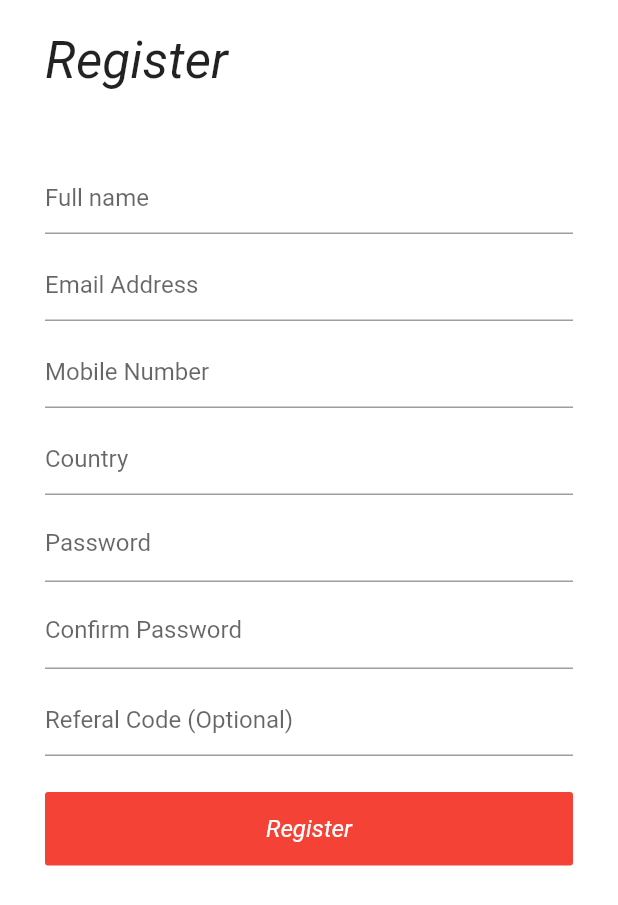
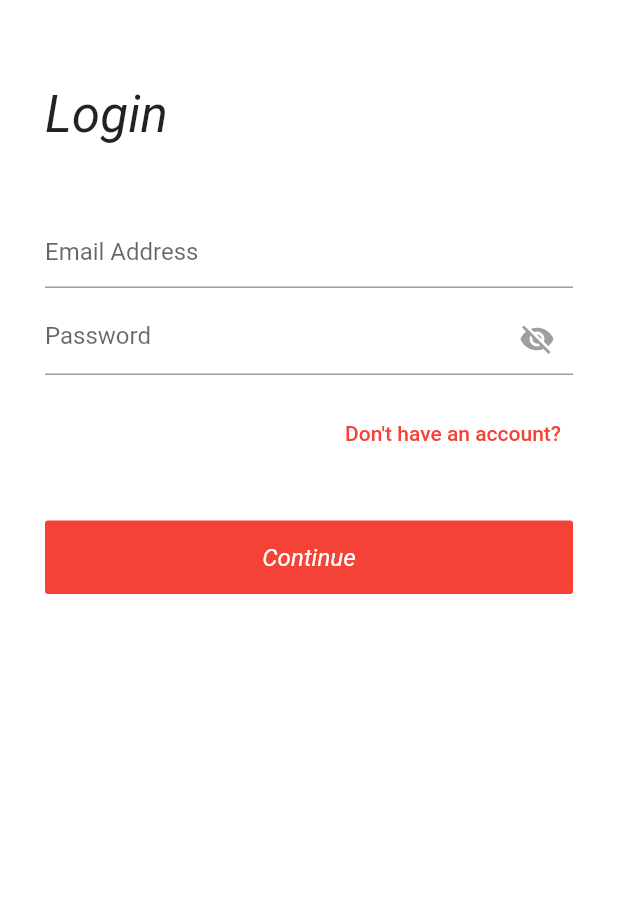
Before and after one commit to wesleyschneider/cwi-flutter, a Flutter app: the screen it shows after launch, on a phone screen of 412 x 824 dp. Shown: the top 905 px of the screen. Run offline on Flutter 3.47's test engine with Material 2 defaults, Android fonts, the phone set to English and light mode, and no system bars.

Commit message:
Exercicio: Cadastro usuário, páginas login e verificação de código

```diff
--- a/cadastro_usuarios/lib/main.dart
+++ b/cadastro_usuarios/lib/main.dart
@@ -1,4 +1,6 @@
+import 'package:cadastro_usuarios/pages/login.page.dart';
 import 'package:cadastro_usuarios/pages/register.page.dart';
+import 'package:cadastro_usuarios/pages/verify_code.page.dart';
 import 'package:flutter/material.dart';
 
 void main() {
@@ -11,11 +13,22 @@ class MyApp extends StatelessWidget {
   @override
   Widget build(BuildContext context) {
     return MaterialApp(
-      title: 'Flutter Demo',
+      title: 'User registration',
       theme: ThemeData(
         primarySwatch: Colors.red,
       ),
-      home: const RegisterPage(),
+      initialRoute: LoginPage.route,
+      routes: {
+        LoginPage.route: (context) => const LoginPage(),
+        RegisterPage.route: (context) => RegisterPage(
+              args: ModalRoute.of(context)!.settings.arguments
+                  as RegisterPageArguments,
+            ),
+        VerifyCodePage.route: (context) => VerifyCodePage(
+              args: ModalRoute.of(context)!.settings.arguments
+                  as VerifyCodePageArguments,
+            ),
+      },
     );
   }
 }
--- /dev/null
+++ b/cadastro_usuarios/lib/pages/login.page.dart
@@ -0,0 +1,104 @@
+import 'package:cadastro_usuarios/pages/register.page.dart';
+import 'package:cadastro_usuarios/widgets/button.widget.dart';
+import 'package:cadastro_usuarios/widgets/text_input_form.widget.dart';
+import 'package:cadastro_usuarios/widgets/title_page.widget.dart';
+import 'package:flutter/material.dart';
+import 'dart:developer' as dev;
+
+class LoginPage extends StatefulWidget {
+  static const String route = 'login_page';
+
+  const LoginPage({Key? key}) : super(key: key);
+
+  @override
+  _LoginPageState createState() => _LoginPageState();
+}
+
+class _LoginPageState extends State<LoginPage> {
+  final _formKey = GlobalKey<FormState>();
+  final TextEditingController _emailController = TextEditingController();
+  final TextEditingController _passwordController = TextEditingController();
+
+  _login() {
+    dev.log('email: ' + _emailController.text, name: runtimeType.toString());
+    dev.log('password: ' + _passwordController.text,
+        name: runtimeType.toString());
+  }
+
+  @override
+  Widget build(BuildContext context) {
+    return Scaffold(
+      backgroundColor: Colors.white,
+      appBar: AppBar(
+        elevation: 0,
+        backgroundColor: Colors.white,
+        foregroundColor: Colors.grey,
+      ),
+      body: SingleChildScrollView(
+        child: SafeArea(
+          child: Container(
+            padding: const EdgeInsets.symmetric(horizontal: 30),
+            child: Form(
+              key: _formKey,
+              child: Column(
+                crossAxisAlignment: CrossAxisAlignment.start,
+                children: [
+                  TitlePageWidget(label: 'Login'),
+                  SizedBox(height: 48),
+                  TextInputFormWidget(
+                    label: 'Email Address',
+                    controller: _emailController,
+                    keyboardType: TextInputType.emailAddress,
+                    validator: (text) {
+                      if (text == null || text.isEmpty) {
+                        return 'Required field';
+                      }
+                    },
+                  ),
+                  SizedBox(
+                    height: 10,
+                  ),
+                  TextInputFormWidget(
+                    label: 'Password',
+                    itsPassword: true,
+                    controller: _passwordController,
+                    validator: (text) {
+                      if (text == null || text.length < 3) {
+                        return 'Invalid password';
+                      }
+                    },
+                  ),
+                  SizedBox(height: 15),
+                  Align(
+                    alignment: Alignment.centerRight,
+                    child: TextButton(
+                      onPressed: () {
+                        Navigator.pushNamed(
+                          context,
+                          RegisterPage.route,
+                          arguments: RegisterPageArguments(
+                            initialEmail: _emailController.text,
+                          ),
+                        );
+                      },
+                      child: Text("Don't have an account?"),
+                    ),
+                  ),
+                  SizedBox(height: 34),
+                  ButtonWidget(
+                    onTap: () {
+                      bool isValid = _formKey.currentState?.validate() ?? false;
+
+                      if (isValid) _login();
+                    },
+                    title: 'Continue',
+                  )
+                ],
+              ),
+            ),
+          ),
+        ),
+      ),
+    );
+  }
+}
--- a/cadastro_usuarios/lib/pages/register.page.dart
+++ b/cadastro_usuarios/lib/pages/register.page.dart
@@ -1,16 +1,21 @@
+import 'package:cadastro_usuarios/pages/verify_code.page.dart';
+import 'package:cadastro_usuarios/widgets/button.widget.dart';
+import 'package:cadastro_usuarios/widgets/text_input_form.widget.dart';
+import 'package:cadastro_usuarios/widgets/title_page.widget.dart';
 import 'package:flutter/material.dart';
 import 'dart:developer' as dev;
 
-class RegisterPage extends StatefulWidget {
-  const RegisterPage({Key? key}) : super(key: key);
+class RegisterPageArguments {
+  final String? initialEmail;
 
-  @override
-  _RegisterPageState createState() => _RegisterPageState();
+  RegisterPageArguments({
+    this.initialEmail,
+  });
 }
 
-class _RegisterPageState extends State<RegisterPage> {
-  bool _isHiddenPass = false;
-  bool _isHiddenConfirmPass = false;
+class RegisterPage extends StatelessWidget {
+  static const String route = 'register_page';
+  final RegisterPageArguments args;
 
   final _formKey = GlobalKey<FormState>();
   final TextEditingController _nameController = TextEditingController();
@@ -24,8 +29,8 @@ class _RegisterPageState extends State<RegisterPage> {
 
   List<Widget> buildInputsForm() {
     return [
-      TextFormField(
-        decoration: const InputDecoration(hintText: 'Full name'),
+      TextInputFormWidget(
+        label: 'Full name',
         controller: _nameController,
         validator: (text) {
           if (text == null || text.isEmpty) {
@@ -36,8 +41,9 @@ class _RegisterPageState extends State<RegisterPage> {
       SizedBox(
         height: 10,
       ),
-      TextFormField(
-        decoration: const InputDecoration(hintText: 'Email Address'),
+      TextInputFormWidget(
+        label: 'Email Address',
+        initialValue: args.initialEmail,
         controller: _emailController,
         keyboardType: TextInputType.emailAddress,
         validator: (text) {
@@ -49,8 +55,8 @@ class _RegisterPageState extends State<RegisterPage> {
       SizedBox(
         height: 10,
       ),
-      TextFormField(
-        decoration: const InputDecoration(hintText: 'Mobile Number'),
+      TextInputFormWidget(
+        label: 'Mobile Number',
         controller: _mobileController,
         keyboardType: TextInputType.phone,
         validator: (text) {
@@ -62,8 +68,8 @@ class _RegisterPageState extends State<RegisterPage> {
       SizedBox(
         height: 10,
       ),
-      TextFormField(
-        decoration: const InputDecoration(hintText: 'Country'),
+      TextInputFormWidget(
+        label: 'Country',
         controller: _countryController,
         validator: (text) {
           if (text == null || text.isEmpty) {
@@ -74,60 +80,34 @@ class _RegisterPageState extends State<RegisterPage> {
       SizedBox(
         height: 10,
       ),
-      TextFormField(
-        obscureText: _isHiddenPass,
+      TextInputFormWidget(
+        label: 'Password',
+        itsPassword: true,
         controller: _passwordController,
         validator: (text) {
           if (text == null || text.length < 3) {
             return 'Invalid password';
           }
         },
-        decoration: InputDecoration(
-          hintText: 'Password',
-          suffixIcon: GestureDetector(
-            onTap: () {
-              setState(() {
-                _isHiddenPass = !_isHiddenPass;
-              });
-            },
-            child: Icon(
-              _isHiddenPass ? Icons.visibility_off : Icons.visibility,
-              color: Colors.white,
-            ),
-          ),
-        ),
       ),
       SizedBox(
         height: 10,
       ),
-      TextFormField(
-        obscureText: _isHiddenConfirmPass,
+      TextInputFormWidget(
+        label: 'Confirm Password',
+        itsPassword: true,
         controller: _passwordConfirmationController,
         validator: (text) {
           if (text == null || text.length < 3) {
-            return 'invalid password';
+            return 'Invalid password';
           }
         },
-        decoration: InputDecoration(
-          hintText: 'Confirm Password',
-          suffixIcon: GestureDetector(
-            onTap: () {
-              setState(() {
-                _isHiddenConfirmPass = !_isHiddenConfirmPass;
-              });
-            },
-            child: Icon(
-              _isHiddenConfirmPass ? Icons.visibility_off : Icons.visibility,
-              color: Colors.white,
-            ),
-          ),
-        ),
       ),
       SizedBox(
         height: 10,
       ),
-      TextFormField(
-        decoration: const InputDecoration(hintText: 'Referal Code (Optional)'),
+      TextInputFormWidget(
+        label: 'Referal Code (Optional)',
         controller: _referalCodeController,
       ),
       SizedBox(
@@ -136,7 +116,7 @@ class _RegisterPageState extends State<RegisterPage> {
     ];
   }
 
-  _register() {
+  _register(BuildContext context) {
     dev.log('nome: ' + _nameController.text, name: runtimeType.toString());
     dev.log('email: ' + _emailController.text, name: runtimeType.toString());
     dev.log('telefone: ' + _mobileController.text,
@@ -147,51 +127,60 @@ class _RegisterPageState extends State<RegisterPage> {
         name: runtimeType.toString());
     dev.log('cep: ' + _referalCodeController.text,
         name: runtimeType.toString());
+
+    Navigator.pushNamed(
+      context,
+      VerifyCodePage.route,
+      arguments: VerifyCodePageArguments(
+        name: _nameController.text,
+        email: _emailController.text,
+        mobile: _mobileController.text,
+        country: _countryController.text,
+        password: _passwordController.text,
+        confirmPassword: _passwordConfirmationController.text,
+        referalCode: _referalCodeController.text,
+      ),
+    );
+  }
+
+  RegisterPage({
+    Key? key,
+    required this.args,
+  }) : super(key: key) {
+    if (args.initialEmail != null) {
+      _emailController.text = args.initialEmail ?? '';
+    }
   }
 
   @override
   Widget build(BuildContext context) {
     return Scaffold(
       backgroundColor: Colors.white,
+      appBar: AppBar(
+        elevation: 0,
+        backgroundColor: Colors.white,
+        foregroundColor: Colors.grey,
+      ),
       body: SingleChildScrollView(
         child: SafeArea(
           child: Container(
-            padding: const EdgeInsets.symmetric(horizontal: 30, vertical: 20),
+            padding: const EdgeInsets.symmetric(horizontal: 30),
             child: Form(
               key: _formKey,
               child: Column(
                 crossAxisAlignment: CrossAxisAlignment.start,
                 children: [
-                  Text(
-                    'Register',
-                    style: TextStyle(fontSize: 34, fontStyle: FontStyle.italic),
-                  ),
+                  TitlePageWidget(label: 'Register'),
                   SizedBox(height: 48),
                   ...buildInputsForm(),
-                  GestureDetector(
+                  ButtonWidget(
                     onTap: () {
                       bool isValid = _formKey.currentState?.validate() ?? false;
 
-                      if (isValid) _register();
+                      if (isValid) _register(context);
                     },
-                    child: Container(
-                      padding: EdgeInsets.symmetric(vertical: 15),
-                      width: MediaQuery.of(context).size.width,
-                      alignment: Alignment.center,
-                      decoration: BoxDecoration(
-                        color: Colors.red,
-                        borderRadius: BorderRadius.circular(2),
-                      ),
-                      child: Text(
-                        'Register',
-                        style: TextStyle(
-                          fontSize: 16,
-                          fontStyle: FontStyle.italic,
-                          color: Colors.white,
-                        ),
-                      ),
-                    ),
-                  ),
+                    title: 'Register',
+                  )
                 ],
               ),
             ),
--- /dev/null
+++ b/cadastro_usuarios/lib/widgets/button.widget.dart
@@ -0,0 +1,36 @@
+import 'package:flutter/material.dart';
+
+class ButtonWidget extends StatelessWidget {
+  final Function onTap;
+  final String title;
+
+  const ButtonWidget({
+    Key? key,
+    required this.onTap,
+    required this.title,
+  }) : super(key: key);
+
+  @override
+  Widget build(BuildContext context) {
+    return GestureDetector(
+      onTap: () => onTap(),
+      child: Container(
+        padding: EdgeInsets.symmetric(vertical: 15),
+        width: MediaQuery.of(context).size.width,
+        alignment: Alignment.center,
+        decoration: BoxDecoration(
+          color: Colors.red,
+          borderRadius: BorderRadius.circular(2),
+        ),
+        child: Text(
+          title,
+          style: TextStyle(
+            fontSize: 16,
+            fontStyle: FontStyle.italic,
+            color: Colors.white,
+          ),
+        ),
+      ),
+    );
+  }
+}
--- /dev/null
+++ b/cadastro_usuarios/lib/widgets/text_input_form.widget.dart
@@ -0,0 +1,61 @@
+import 'package:flutter/material.dart';
+import 'package:flutter/services.dart';
+
+class TextInputFormWidget extends StatefulWidget {
+  final TextEditingController? controller;
+  final String? Function(String?)? validator;
+  final String? label;
+  final bool itsPassword;
+  final TextInputType? keyboardType;
+  final String? initialValue;
+  final int? maxLength;
+  final TextAlign? textAlign;
+
+  const TextInputFormWidget({
+    Key? key,
+    this.controller,
+    this.validator,
+    this.label,
+    this.itsPassword = false,
+    this.keyboardType,
+    this.initialValue,
+    this.maxLength,
+    this.textAlign,
+  }) : super(key: key);
+
+  @override
+  _TextInputFormWidgetState createState() => _TextInputFormWidgetState();
+}
+
+class _TextInputFormWidgetState extends State<TextInputFormWidget> {
+  bool _isHiddenPass = true;
+
+  @override
+  Widget build(BuildContext context) {
+    return TextFormField(
+      obscureText: widget.itsPassword ? _isHiddenPass : false,
+      controller: widget.controller,
+      validator: widget.validator,
+      inputFormatters: widget.maxLength != null
+          ? [LengthLimitingTextInputFormatter(widget.maxLength)]
+          : null,
+      textAlign: widget.textAlign ?? TextAlign.left,
+      decoration: InputDecoration(
+        hintText: widget.label,
+        suffixIcon: widget.itsPassword
+            ? GestureDetector(
+                onTap: () {
+                  setState(() {
+                    _isHiddenPass = !_isHiddenPass;
+                  });
+                },
+                child: Icon(
+                  _isHiddenPass ? Icons.visibility_off : Icons.visibility,
+                  color: Colors.grey,
+                ),
+              )
+            : null,
+      ),
+    );
+  }
+}
--- /dev/null
+++ b/cadastro_usuarios/lib/widgets/title_page.widget.dart
@@ -0,0 +1,15 @@
+import 'package:flutter/material.dart';
+
+class TitlePageWidget extends StatelessWidget {
+  final String label;
+
+  const TitlePageWidget({Key? key, required this.label}) : super(key: key);
+
+  @override
+  Widget build(BuildContext context) {
+    return Text(
+      label,
+      style: TextStyle(fontSize: 34, fontStyle: FontStyle.italic),
+    );
+  }
+}
```
Also changed, not shown: cadastro_usuarios/lib/pages/verify_code.page.dart (added, +162 -0 lines).
